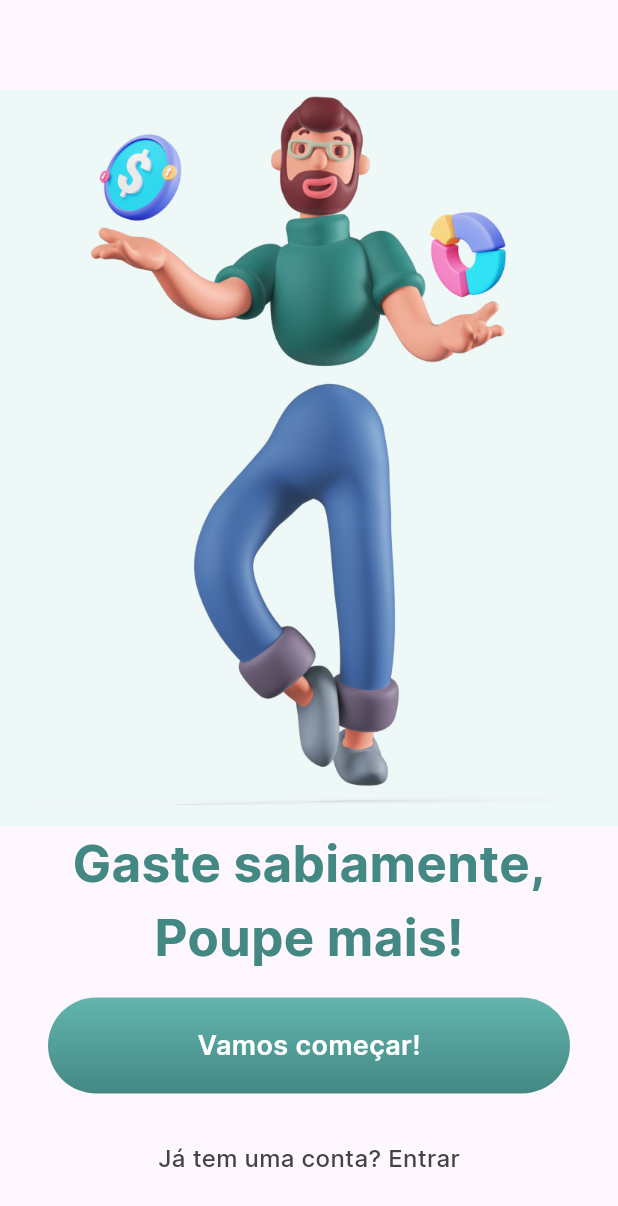
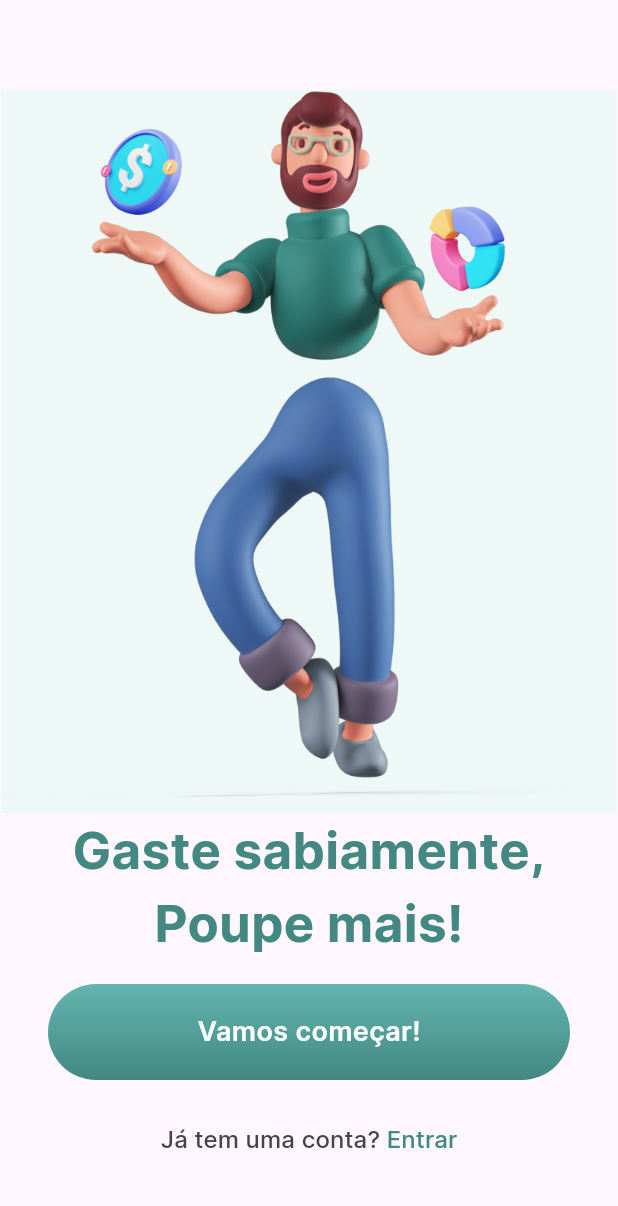
Before and after one commit to RCSilva1964/finance_app, a Flutter app: the screen it shows after launch, on a phone screen of 412 x 824 dp. Shown: the top 1206 px of the screen. Run offline on Flutter 3.47's test engine with Material 3 defaults, Android fonts, the phone set to English and light mode, and no system bars.

Commit message:
Retoques na Home-page e criação do multi_text_button.

```diff
--- /dev/null
+++ b/lib/common/widgets/multi_text_button.dart
@@ -0,0 +1,24 @@
+import 'package:flutter/material.dart';
+
+class MultiTextButton extends StatelessWidget {
+  final List<Text> children;
+  final VoidCallback onPressed;
+
+  const MultiTextButton({
+    super.key,
+    required this.children,
+    required this.onPressed,
+  });
+
+  @override
+  Widget build(BuildContext context) {
+    return TextButton(
+      onPressed: onPressed,
+      child: Row(
+        mainAxisSize: MainAxisSize.min,
+        mainAxisAlignment: MainAxisAlignment.center,
+        children: children,
+      ),
+    );
+  }
+}
--- a/lib/features/onboarding/onboarding_page.dart
+++ b/lib/features/onboarding/onboarding_page.dart
@@ -1,5 +1,8 @@
+import 'dart:developer';
+
 import 'package:finance_app/common/constants/app_colors.dart';
 import 'package:finance_app/common/constants/app_text_styles.dart';
+import 'package:finance_app/common/widgets/multi_text_button.dart';
 import 'package:finance_app/common/widgets/primary_button.dart';
 import 'package:flutter/material.dart';
 
@@ -32,16 +35,25 @@ class OnboardingPage extends StatelessWidget {
             ),
           ),
           Padding(
-            padding: const EdgeInsets.symmetric(
-              horizontal: 32.0,
-              vertical: 16.0,
-            ),
+            padding: const EdgeInsets.only(left: 32.0, right: 32.0, top: 16.0),
             child: PrimaryButton(text: 'Vamos começar!', onPressed: () {}),
           ),
           const SizedBox(height: 16.0),
-          Text(
-            'Já tem uma conta? Entrar',
-            style: AppTextStyles.smallText.copyWith(color: AppColors.grey),
+
+          MultiTextButton(
+            onPressed: () => log('Tap'),
+            children: [
+              Text(
+                'Já tem uma conta?',
+                style: AppTextStyles.smallText.copyWith(color: AppColors.grey),
+              ),
+              Text(
+                ' Entrar',
+                style: AppTextStyles.smallText.copyWith(
+                  color: AppColors.greenlightTwo,
+                ),
+              ),
+            ],
           ),
           const SizedBox(height: 40.0),
         ],
```
Also changed, not shown: 8 other files.
